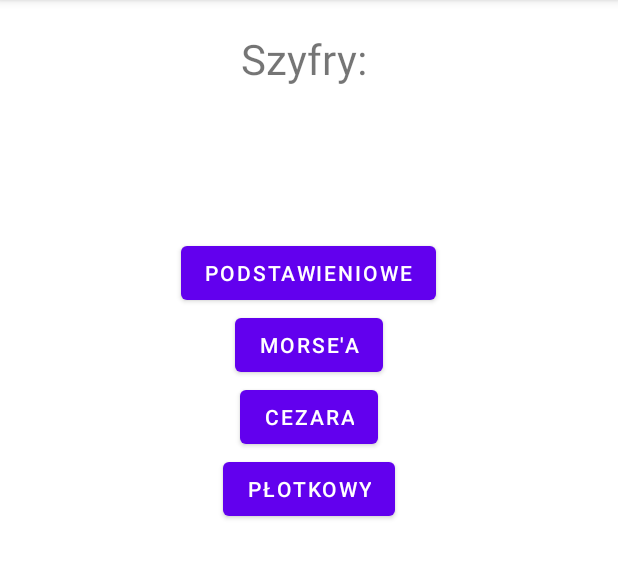
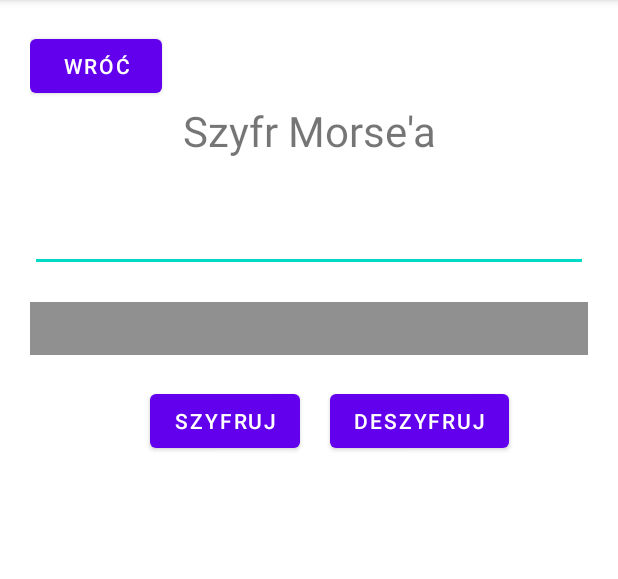
Before and after one commit to Filippo0420/szyfrator, an Android app: the screen it shows after launch (MainActivity before the commit, MorsActivity after it), after a tap on "MORSE'A", on a phone screen of 412 x 824 dp, the part 84-663 px from its top. Run offline under Robolectric (Android 15) with nearby library versions, the phone set to English and light mode, and no system bars.

Commit message:
mors zrobiony

```diff
--- a/app/src/main/AndroidManifest.xml
+++ b/app/src/main/AndroidManifest.xml
@@ -9,6 +9,9 @@
         android:roundIcon="@mipmap/ic_launcher_round"
         android:supportsRtl="true"
         android:theme="@style/Theme.Szyfrator">
+        <activity
+            android:name=".MorsActivity"
+            android:exported="false" />
         <activity
             android:name=".CezarActivity"
             android:exported="true" />
--- a/app/src/main/java/com/fpp/szyfrator/MainActivity.java
+++ b/app/src/main/java/com/fpp/szyfrator/MainActivity.java
@@ -34,8 +34,8 @@ public class MainActivity extends AppCompatActivity {
             @Override
             public void onClick(View view) {
 
-                //Intent mor = new Intent(MainActivity.this, MorsActivity.class);
-                //startActivity(mor);
+                Intent mor = new Intent(MainActivity.this, MorsActivity.class);
+                startActivity(mor);
             }
         });
 
--- /dev/null
+++ b/app/src/main/res/layout/activity_mors.xml
@@ -0,0 +1,62 @@
+<?xml version="1.0" encoding="utf-8"?>
+<RelativeLayout class="androidx.appcompat.app.AlertController$RecycleListView" xmlns:android="http://schemas.android.com/apk/res/android"
+    xmlns:app="http://schemas.android.com/apk/res-auto"
+    xmlns:tools="http://schemas.android.com/tools"
+    android:layout_width="match_parent"
+    android:layout_height="match_parent"
+    tools:context=".MorsActivity"
+    android:padding="20dp">
+
+    <Button
+        android:id="@+id/wroc"
+        android:layout_width="wrap_content"
+        android:layout_height="wrap_content"
+        android:text="Wróć"/>
+
+    <TextView
+        android:id="@+id/szyfr"
+        android:layout_width="match_parent"
+        android:layout_height="wrap_content"
+        android:text="Szyfr Morse'a"
+        android:textSize="28sp"
+        android:gravity="center"
+        android:layout_below="@id/wroc"
+        />
+
+    <EditText
+        android:id="@+id/wprowadz"
+        android:layout_width="match_parent"
+        android:layout_height="wrap_content"
+        android:layout_below="@id/szyfr"
+        android:layout_marginTop="30dp"
+        />
+
+    <TextView
+        android:id="@+id/wyswietl"
+        android:layout_width="match_parent"
+        android:layout_height="wrap_content"
+        android:layout_marginTop="20dp"
+        android:layout_below="@id/wprowadz"
+        android:textSize="26sp"
+        android:background="@color/gray"/>
+
+    <Button
+        android:id="@+id/szyfruj"
+        android:layout_width="wrap_content"
+        android:layout_height="wrap_content"
+        android:layout_marginLeft="80dp"
+        android:text="szyfruj"
+        android:layout_marginTop="20dp"
+        android:layout_below="@id/wyswietl"/>
+
+    <Button
+        android:id="@+id/deszyfruj"
+        android:layout_width="wrap_content"
+        android:layout_height="wrap_content"
+        android:text="deszyfruj"
+        android:layout_marginTop="20dp"
+        android:layout_marginLeft="20dp"
+        android:layout_toRightOf="@id/szyfruj"
+        android:layout_below="@id/wyswietl"/>
+
+</RelativeLayout>
```
Also changed, not shown: app/src/main/java/com/fpp/szyfrator/MorsActivity.java (added, +169 -0 lines).
